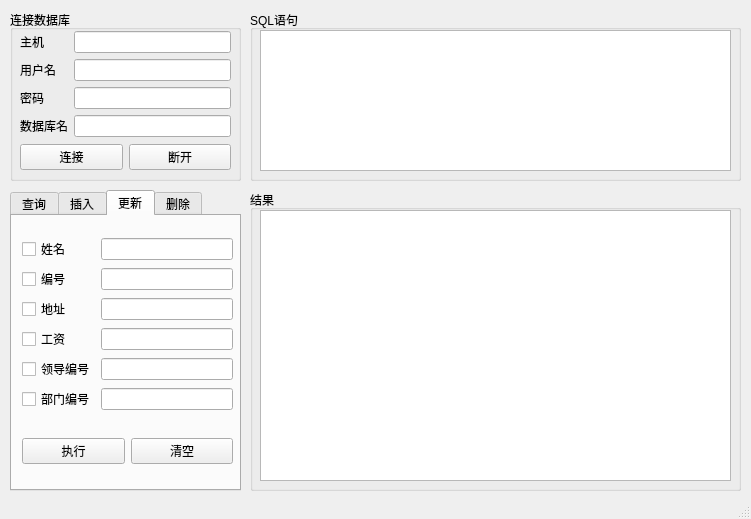
Qt form UImysql/GUI.ui (Ziyeeee/DatabaseProject) before a commit.
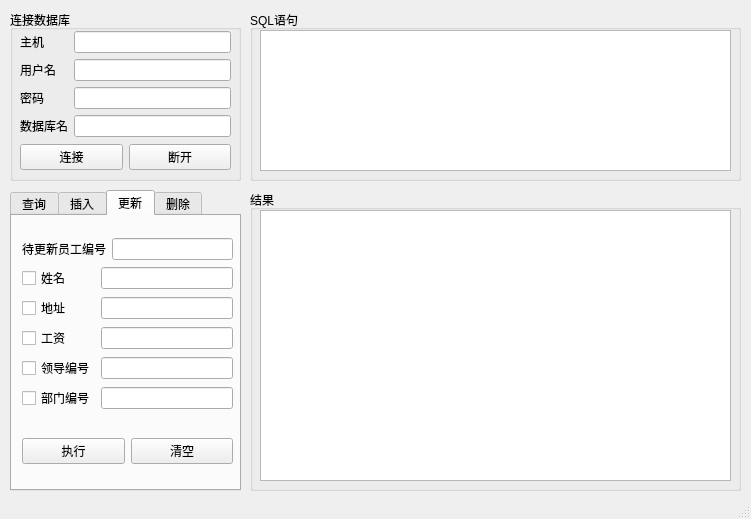
The same form after that commit. The open tabs and pages were chosen to show the change.

Commit message: 优化更新操作布局

Diff of the .ui file:
```diff
--- a/UImysql/GUI.ui
+++ b/UImysql/GUI.ui
@@ -429,7 +429,7 @@
      <attribute name="title">
       <string>更新</string>
      </attribute>
-     <widget class="QWidget" name="layoutWidget_2">
+     <widget class="QWidget" name="">
       <property name="geometry">
        <rect>
         <x>10</x>
@@ -447,38 +447,26 @@
         </widget>
        </item>
        <item row="0" column="0" colspan="2">
-        <layout class="QGridLayout" name="gridLayout_11">
-         <item row="0" column="1">
-          <widget class="QLineEdit" name="enameLineEditUpdate"/>
+        <layout class="QGridLayout" name="gridLayout_6">
+         <item row="0" column="0" colspan="2">
+          <widget class="QLabel" name="essnLabelUpdate">
+           <property name="text">
+            <string>待更新员工编号</string>
+           </property>
+          </widget>
          </item>
-         <item row="1" column="1">
+         <item row="0" column="2">
           <widget class="QLineEdit" name="essnLineEditUpdate"/>
          </item>
-         <item row="3" column="1">
-          <widget class="QLineEdit" name="salaryLineEditUpdate"/>
-         </item>
-         <item row="2" column="1">
-          <widget class="QLineEdit" name="addressLineEditUpdate"/>
-         </item>
-         <item row="5" column="1">
-          <widget class="QLineEdit" name="dnoLineEditUpdate"/>
-         </item>
-         <item row="4" column="1">
-          <widget class="QLineEdit" name="superssnLineEditUpdate"/>
-         </item>
-         <item row="0" column="0">
+         <item row="1" column="0">
           <widget class="QCheckBox" name="enameCheckBoxUpdate">
            <property name="text">
             <string>姓名</string>
            </property>
           </widget>
          </item>
-         <item row="1" column="0">
-          <widget class="QCheckBox" name="essnCheckBoxUpdate">
-           <property name="text">
-            <string>编号</string>
-           </property>
-          </widget>
+         <item row="1" column="1" colspan="2">
+          <widget class="QLineEdit" name="enameLineEditUpdate"/>
          </item>
          <item row="2" column="0">
           <widget class="QCheckBox" name="addressCheckBoxUpdate">
@@ -487,6 +475,9 @@
            </property>
           </widget>
          </item>
+         <item row="2" column="1" colspan="2">
+          <widget class="QLineEdit" name="addressLineEditUpdate"/>
+         </item>
          <item row="3" column="0">
           <widget class="QCheckBox" name="salaryCheckBoxUpdate">
            <property name="text">
@@ -494,6 +485,9 @@
            </property>
           </widget>
          </item>
+         <item row="3" column="1" colspan="2">
+          <widget class="QLineEdit" name="salaryLineEditUpdate"/>
+         </item>
          <item row="4" column="0">
           <widget class="QCheckBox" name="superssnCheckBoxUpdate">
            <property name="text">
@@ -501,6 +495,9 @@
            </property>
           </widget>
          </item>
+         <item row="4" column="1" colspan="2">
+          <widget class="QLineEdit" name="superssnLineEditUpdate"/>
+         </item>
          <item row="5" column="0">
           <widget class="QCheckBox" name="dnoCheckBoxUpdate">
            <property name="text">
@@ -508,6 +505,9 @@
            </property>
           </widget>
          </item>
+         <item row="5" column="1" colspan="2">
+          <widget class="QLineEdit" name="dnoLineEditUpdate"/>
+         </item>
         </layout>
        </item>
        <item row="1" column="1">
```
Left out of the diff: 16 changed lines with no effect on the pictures. The commit also changes 1 other file.
